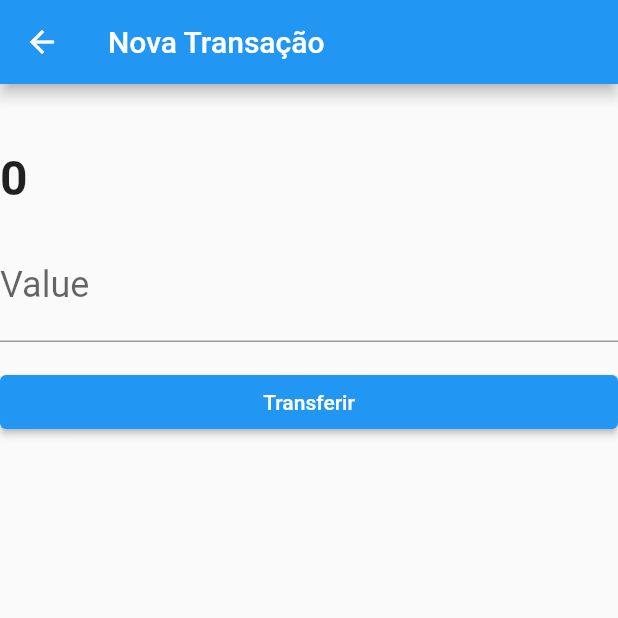
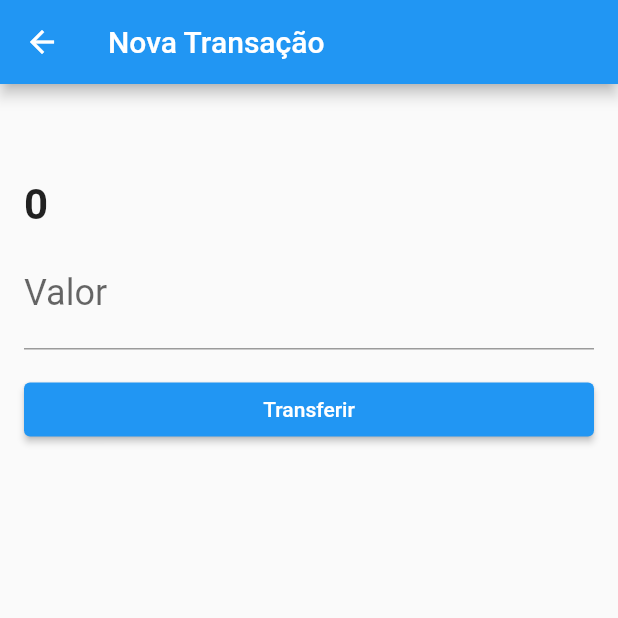
Before and after one commit to GustavoDiasSouza/Flutter-Repositorio-local, a Flutter app: the TransactionForm screen opened directly with empty values, on a phone screen of 412 x 824 dp, the top half of it. Run offline on Flutter 3.47's test engine with Material 2 defaults, Android fonts, the phone set to English and light mode, and no system bars; our stand-ins replace firebase_core, firebase_crashlytics, sqflite; missing offline and left inert: http_interceptor; accounts and stored records are empty.

```diff
--- a/lib/components/progress.dart
+++ b/lib/components/progress.dart
@@ -15,8 +15,10 @@ class Progress extends StatelessWidget {
         crossAxisAlignment: CrossAxisAlignment.center,
         children: [
           const CircularProgressIndicator(),
-          Text(message, style: TextStyle(fontSize: 16.0)),
-
+          Text(message,
+              style: const TextStyle(
+                fontSize: 16.0,
+              )),
         ],
       ),
     );
--- a/lib/screens/dashboard.dart
+++ b/lib/screens/dashboard.dart
@@ -1,6 +1,5 @@
 import 'package:bytebank/screens/contacts_list.dart';
 import 'package:bytebank/screens/transactions_list.dart';
-import 'package:firebase_crashlytics/firebase_crashlytics.dart';
 import 'package:flutter/material.dart';
 
 class Dashboard extends StatelessWidget {
@@ -52,9 +51,6 @@ class Dashboard extends StatelessWidget {
   }
 
   _showContactsList(BuildContext context) {
-
-    FirebaseCrashlytics.instance.crash();
-
     Navigator.of(context).push(MaterialPageRoute(
       builder: (context) => const ContactsList(),
     ));
--- a/lib/screens/transaction_form.dart
+++ b/lib/screens/transaction_form.dart
@@ -6,6 +6,7 @@ import 'package:bytebank/components/transaction_auth_dialog.dart';
 import 'package:bytebank/http/webclients/transaction_webclient.dart';
 import 'package:bytebank/models/contact.dart';
 import 'package:bytebank/models/transaction.dart';
+import 'package:firebase_crashlytics/firebase_crashlytics.dart';
 import 'package:flutter/material.dart';
 import 'package:uuid/uuid.dart';
 
@@ -31,7 +32,9 @@ class _TransactionFormState extends State<TransactionForm> {
       appBar: AppBar(
         title: const Text('Nova Transação'),
       ),
-      body: Column(
+      body: Padding(
+        padding: const EdgeInsets.all(16.0),
+        child: Column(
           crossAxisAlignment: CrossAxisAlignment.start,
           children: <Widget>[
             Visibility(
@@ -46,27 +49,26 @@ class _TransactionFormState extends State<TransactionForm> {
             Text(
               widget.contact.name,
               style: const TextStyle(
-              fontSize: 24.0,
+                fontSize: 34.0,
               ),
             ),
             Padding(
-            padding: const EdgeInsets.only(top: 16.0),
+              padding: const EdgeInsets.only(top: 8.0),
               child: Text(
                 widget.contact.accountNumber.toString(),
                 style: const TextStyle(
-                fontSize: 32.0,
+                  fontSize: 28.0,
                   fontWeight: FontWeight.bold,
                 ),
               ),
             ),
             Padding(
-            padding: const EdgeInsets.only(top: 16.0),
+              padding: const EdgeInsets.only(top: 6.0),
               child: TextField(
                 controller: _valueController,
                 style: const TextStyle(fontSize: 24.0),
-              decoration: const InputDecoration(labelText: 'Value'),
-              keyboardType:
-                  const TextInputType.numberWithOptions(decimal: true),
+                decoration: const InputDecoration(labelText: 'Valor'),
+                keyboardType: const TextInputType.numberWithOptions(decimal: true),
               ),
             ),
             Padding(
@@ -97,6 +99,7 @@ class _TransactionFormState extends State<TransactionForm> {
             )
           ],
         ),
+      ),
     );
   }
 
@@ -114,8 +117,7 @@ class _TransactionFormState extends State<TransactionForm> {
     _showSucessFulMessage(transaction, context);
   }
 
-  Future<void> _showSucessFulMessage(
-      Transaction? transaction, BuildContext context) async {
+  Future<void> _showSucessFulMessage(Transaction? transaction, BuildContext context) async {
     if (transaction != null) {
       await showDialog(
           context: context,
@@ -125,17 +127,30 @@ class _TransactionFormState extends State<TransactionForm> {
     }
   }
 
-  Future<Transaction?> _send(Transaction transactionCreated, String password,
-      BuildContext context) async {
+  Future<Transaction?> _send(Transaction transactionCreated, String password, BuildContext context) async {
     setState(() {
       _sending = true;
     });
-    final Transaction? transaction =
-        await _webClient.save(transactionCreated, password).catchError((e) {
+    final Transaction? transaction = await _webClient.save(transactionCreated, password).catchError((e) {
+      FirebaseCrashlytics.instance.setCustomKey('Exception', e.toString());
+      FirebaseCrashlytics.instance.setCustomKey('Exception', e.statusCode);
+      FirebaseCrashlytics.instance.setCustomKey('http_body', transactionCreated.toString());
+      FirebaseCrashlytics.instance.recordError(e.message, null);
+
       _showFailereMessage(context, message: e.message);
     }, test: (e) => e is TimeoutException).catchError((e) {
+      FirebaseCrashlytics.instance.setCustomKey('Exception', e.toString());
+      FirebaseCrashlytics.instance.setCustomKey('Exception', e.statusCode);
+      FirebaseCrashlytics.instance.setCustomKey('http_body', transactionCreated.toString());
+      FirebaseCrashlytics.instance.recordError(e.message, null);
+
       _showFailereMessage(context, message: 'Tempo Esgotado!');
     }, test: (e) => e is HttpException).catchError((e) {
+      FirebaseCrashlytics.instance.setCustomKey('Exception', e.toString());
+      FirebaseCrashlytics.instance.setCustomKey('Exception', e.statusCode);
+      FirebaseCrashlytics.instance.setCustomKey('http_body', transactionCreated.toString());
+      FirebaseCrashlytics.instance.recordError(e.message, null);
+
       _showFailereMessage(context);
     }).whenComplete(() {
       _sending = false;
@@ -143,8 +158,7 @@ class _TransactionFormState extends State<TransactionForm> {
     return transaction;
   }
 
-  void _showFailereMessage(BuildContext context,
-      {String message = 'Erro inesperado!'}) {
+  void _showFailereMessage(BuildContext context, {String message = 'Erro inesperado!'}) {
     showDialog(
         context: context,
         builder: (contextDialog) {
```
Lines whose indentation alone changed are shown as unchanged.
